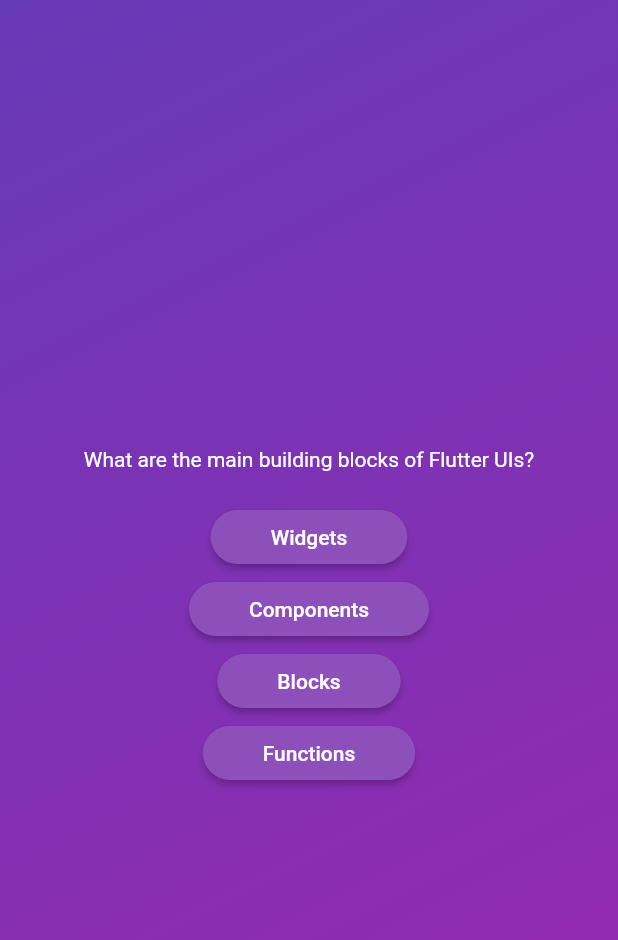
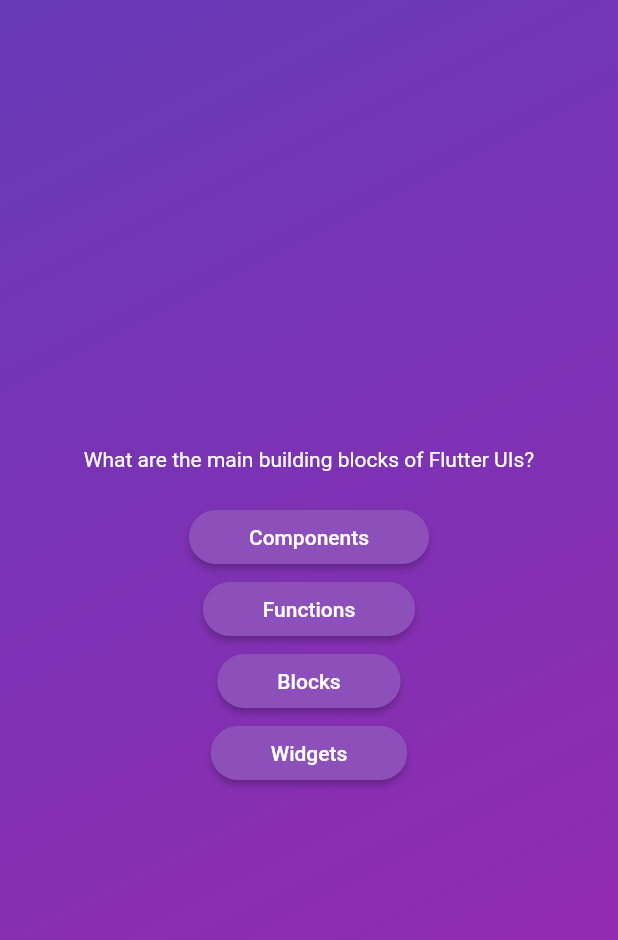
Before and after one commit to Navid-Rahman/Quiz-App-With-Notes, a Flutter app: the screen it shows after launch, after a tap on "Start Quiz", on a phone screen of 412 x 824 dp. Shown: the top 940 px of the screen. Run offline on Flutter 3.47's test engine with Material 2 defaults, Android fonts, the phone set to English and light mode, and no system bars.

Commit message:
Questions updated

```diff
--- a/lib/models/quiz_questions.dart
+++ b/lib/models/quiz_questions.dart
@@ -7,4 +7,10 @@ class QuizQuestion {
 
   final List<String> answers;
   final String question;
+
+  List<String> getShuffledAnswers() {
+    final shuffleList = List.of(answers);
+    shuffleList.shuffle();
+    return shuffleList;
+  }
 }
--- a/lib/questions_screen.dart
+++ b/lib/questions_screen.dart
@@ -10,9 +10,19 @@ class QuestionsScreen extends StatefulWidget {
 }
 
 class _QuestionsScreenState extends State<QuestionsScreen> {
+  var currentQuestionIndex = 0;
+
+  void answerOfQuestion() {
+    setState(() {
+      // currentQuestionIndex = currentQuestionIndex + 1;
+      // currentQuestionIndex += 1;
+      currentQuestionIndex++;
+    });
+  }
+
   @override
   Widget build(BuildContext context) {
-    final currentQuestion = questions[0];
+    final currentQuestion = questions[currentQuestionIndex];
     return SafeArea(
       child: SizedBox(
         width: double.infinity,
@@ -30,10 +40,21 @@ class _QuestionsScreenState extends State<QuestionsScreen> {
             const SizedBox(
               height: 20,
             ),
-            ...currentQuestion.answers.map((item) {
-              return AnswerButton(answerText: item, onPressed: () {});
+            ...currentQuestion.getShuffledAnswers().map((item) {
+              //? Map doesn't change the original lists
+              //? But Shuffle does change the original lists
+
+              return AnswerButton(
+                answerText: item,
+                onPressed: answerOfQuestion,
+
+                //? Calling a function with parenthesis: When you call a function with parentheses, you are executing the function and passing any necessary arguments.
+                //? Calling a function without parenthesis: When you call a function without parentheses, you are referring to the function itself, not executing it.
+              );
+
+              //? ... known or called as Spreading values(...)
+              //? The values should be added as a iterals to a newer list.
             }),
-            //? ... known or called as Spreading values(...)
           ],
         ),
       ),
```
